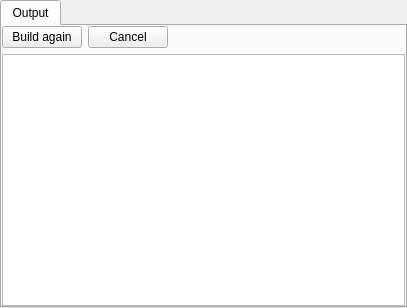
Qt form addons/katebuild-plugin/build.ui (KDE/kate) before a commit.
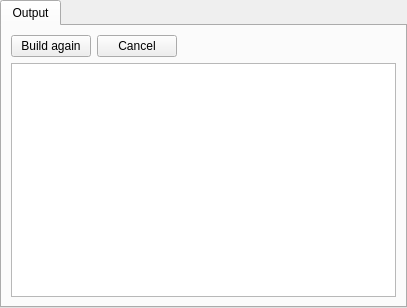
The same form after that commit.

Commit message: adjusted katebuild-plugin margins

The edit to the form file:
```diff
--- a/addons/katebuild-plugin/build.ui
+++ b/addons/katebuild-plugin/build.ui
@@ -35,19 +35,7 @@
       <attribute name="title">
        <string>Output</string>
       </attribute>
-      <layout class="QVBoxLayout" name="verticalLayout_2">
-       <property name="leftMargin">
-        <number>0</number>
-       </property>
-       <property name="topMargin">
-        <number>0</number>
-       </property>
-       <property name="rightMargin">
-        <number>0</number>
-       </property>
-       <property name="bottomMargin">
-        <number>0</number>
-       </property>
+      <layout class="QVBoxLayout" name="verticalLayout_2">      
        <item>
         <layout class="QHBoxLayout" name="u_outpTopLayout">
          <item>
```
The commit also changes 1 other file.
